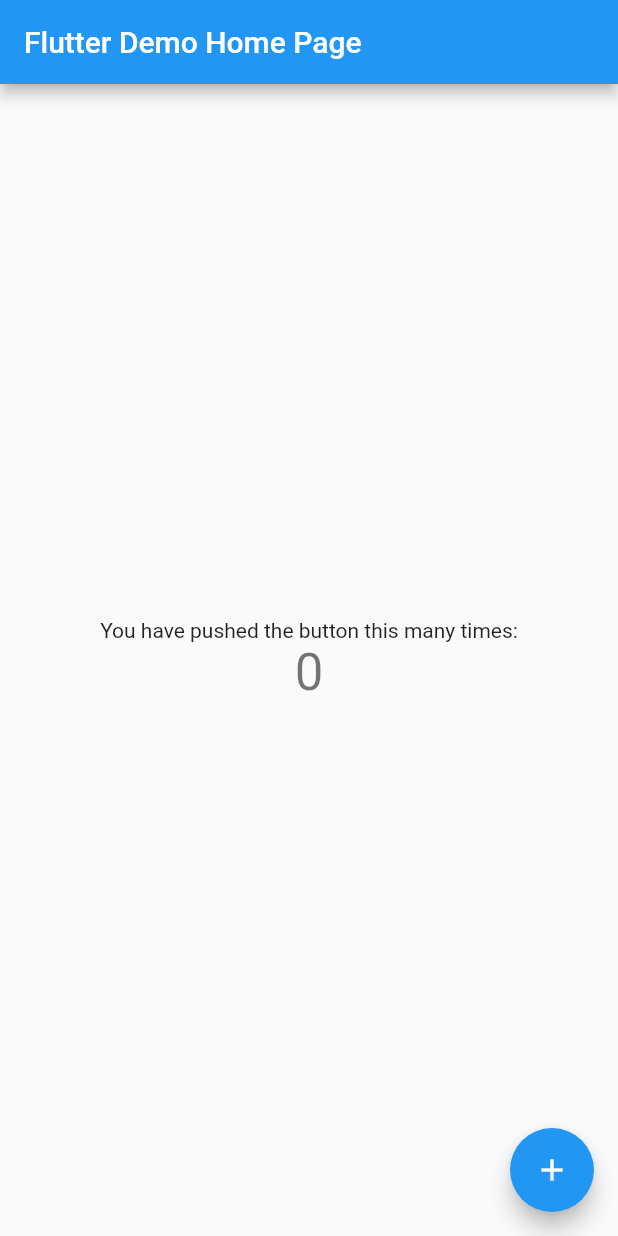
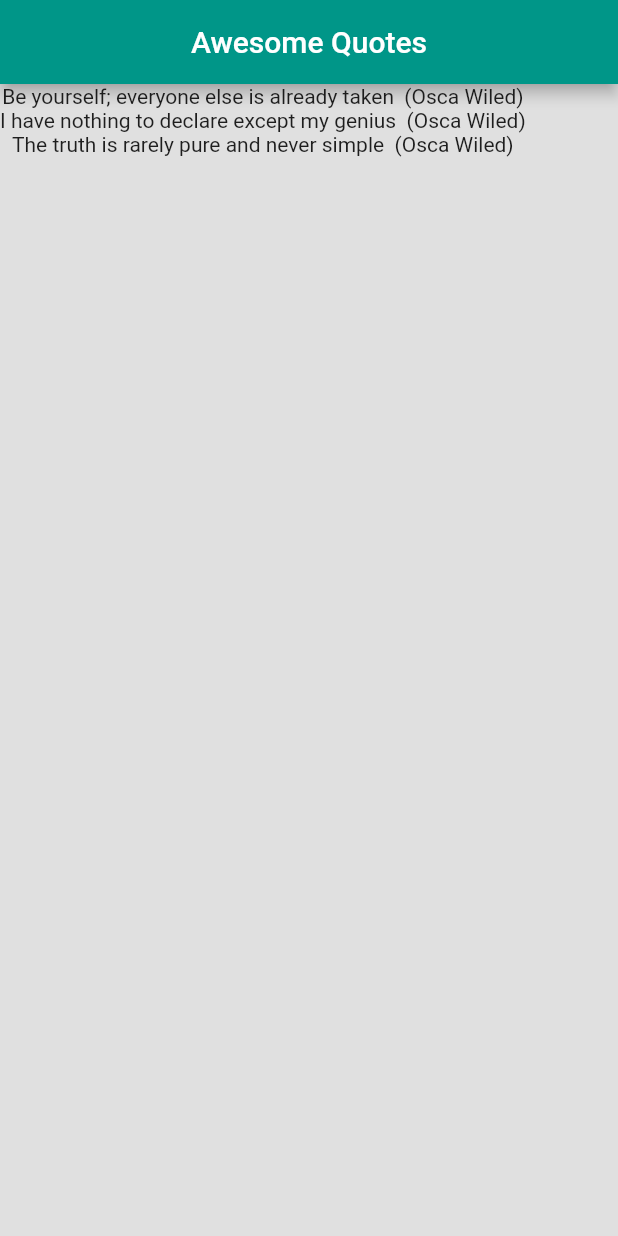
Before and after one commit to Zae21/quotes_flutter_app, a Flutter app: the screen it shows after launch, on a phone screen of 412 x 824 dp. Run offline on Flutter 3.47's test engine with Material 2 defaults, Android fonts, the phone set to English and light mode, and no system bars.

Commit message:
add new section

```diff
--- a/lib/main.dart
+++ b/lib/main.dart
@@ -1,117 +1,6 @@
 import 'package:flutter/material.dart';
+import './quotes-list.dart';
 
-void main() {
-  runApp(MyApp());
-}
-
-class MyApp extends StatelessWidget {
-  // This widget is the root of your application.
-  @override
-  Widget build(BuildContext context) {
-    return MaterialApp(
-      title: 'Flutter Demo',
-      theme: ThemeData(
-        // This is the theme of your application.
-        //
-        // Try running your application with "flutter run". You'll see the
-        // application has a blue toolbar. Then, without quitting the app, try
-        // changing the primarySwatch below to Colors.green and then invoke
-        // "hot reload" (press "r" in the console where you ran "flutter run",
-        // or simply save your changes to "hot reload" in a Flutter IDE).
-        // Notice that the counter didn't reset back to zero; the application
-        // is not restarted.
-        primarySwatch: Colors.blue,
-        // This makes the visual density adapt to the platform that you run
-        // the app on. For desktop platforms, the controls will be smaller and
-        // closer together (more dense) than on mobile platforms.
-        visualDensity: VisualDensity.adaptivePlatformDensity,
-      ),
-      home: MyHomePage(title: 'Flutter Demo Home Page'),
-    );
-  }
-}
-
-class MyHomePage extends StatefulWidget {
-  MyHomePage({Key key, this.title}) : super(key: key);
-
-  // This widget is the home page of your application. It is stateful, meaning
-  // that it has a State object (defined below) that contains fields that affect
-  // how it looks.
-
-  // This class is the configuration for the state. It holds the values (in this
-  // case the title) provided by the parent (in this case the App widget) and
-  // used by the build method of the State. Fields in a Widget subclass are
-  // always marked "final".
-
-  final String title;
-
-  @override
-  _MyHomePageState createState() => _MyHomePageState();
-}
-
-class _MyHomePageState extends State<MyHomePage> {
-  int _counter = 0;
-
-  void _incrementCounter() {
-    setState(() {
-      // This call to setState tells the Flutter framework that something has
-      // changed in this State, which causes it to rerun the build method below
-      // so that the display can reflect the updated values. If we changed
-      // _counter without calling setState(), then the build method would not be
-      // called again, and so nothing would appear to happen.
-      _counter++;
-    });
-  }
-
-  @override
-  Widget build(BuildContext context) {
-    // This method is rerun every time setState is called, for instance as done
-    // by the _incrementCounter method above.
-    //
-    // The Flutter framework has been optimized to make rerunning build methods
-    // fast, so that you can just rebuild anything that needs updating rather
-    // than having to individually change instances of widgets.
-    return Scaffold(
-      appBar: AppBar(
-        // Here we take the value from the MyHomePage object that was created by
-        // the App.build method, and use it to set our appbar title.
-        title: Text(widget.title),
-      ),
-      body: Center(
-        // Center is a layout widget. It takes a single child and positions it
-        // in the middle of the parent.
-        child: Column(
-          // Column is also a layout widget. It takes a list of children and
-          // arranges them vertically. By default, it sizes itself to fit its
-          // children horizontally, and tries to be as tall as its parent.
-          //
-          // Invoke "debug painting" (press "p" in the console, choose the
-          // "Toggle Debug Paint" action from the Flutter Inspector in Android
-          // Studio, or the "Toggle Debug Paint" command in Visual Studio Code)
-          // to see the wireframe for each widget.
-          //
-          // Column has various properties to control how it sizes itself and
-          // how it positions its children. Here we use mainAxisAlignment to
-          // center the children vertically; the main axis here is the vertical
-          // axis because Columns are vertical (the cross axis would be
-          // horizontal).
-          mainAxisAlignment: MainAxisAlignment.center,
-          children: <Widget>[
-            Text(
-              'You have pushed the button this many times:',
-            ),
-            Text(
-              '$_counter',
-              style: Theme.of(context).textTheme.headline4,
-            ),
-          ],
-        ),
-      ),
-      floatingActionButton: FloatingActionButton(
-        onPressed: _incrementCounter,
-        tooltip: 'Increment',
-        child: Icon(Icons.add),
-      ), // This trailing comma makes auto-formatting nicer for build methods.
-    );
-  }
-}
+void main() => runApp(MaterialApp(
+  home: QuotesList()
+));
--- /dev/null
+++ b/lib/quotes-list.dart
@@ -0,0 +1,32 @@
+import 'package:flutter/material.dart';
+import './quotes.dart';
+
+class QuotesList extends StatefulWidget {
+  @override
+  _QuotesListState createState() => _QuotesListState();
+}
+
+class _QuotesListState extends State<QuotesList> {
+
+  List <Quotes> quotes = [
+    Quotes(text: 'Be yourself; everyone else is already taken', author: 'Osca Wiled'),
+    Quotes(text: 'I have nothing to declare except my genius', author: 'Osca Wiled'),
+    Quotes(text: 'The truth is rarely pure and never simple', author: 'Osca Wiled'),
+  ];
+
+  @override
+  Widget build(BuildContext context) {
+    return Scaffold(
+      backgroundColor: Colors.grey[300],
+
+      appBar: AppBar(
+        title: Text('Awesome Quotes'),
+        backgroundColor: Colors.teal,
+        centerTitle: true,
+      ),
+      body: Column(
+        children: quotes.map((q) => Text('${q.text}  (${q.author})')).toList()
+      )
+    );
+  }
+}
--- /dev/null
+++ b/lib/quotes.dart
@@ -0,0 +1,6 @@
+class Quotes
+{
+  String text;
+  String author;
+  Quotes({this.text, this.author});
+}
```
Also changed, not shown: 1 other file.
